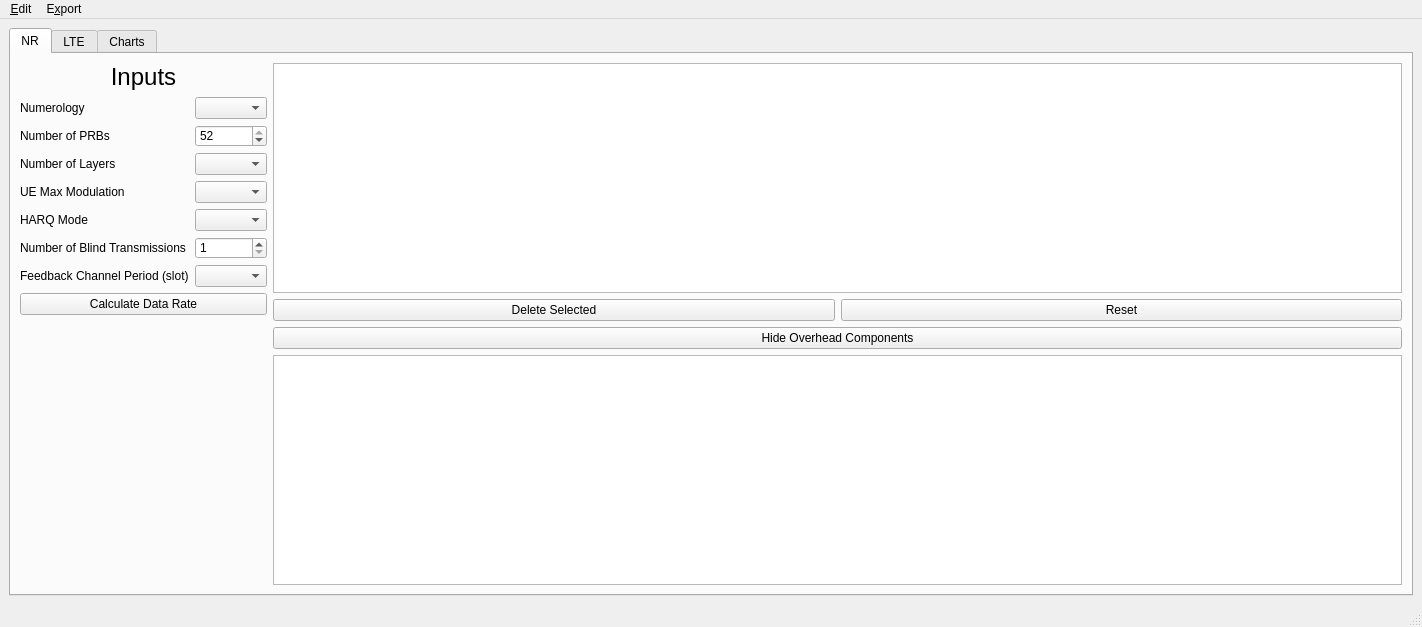
The window that main-window.ui (usnistgov/5G-NR-LTE-Sidelink-Capacity-Estimator) describes before a commit, drawn with Qt 5.
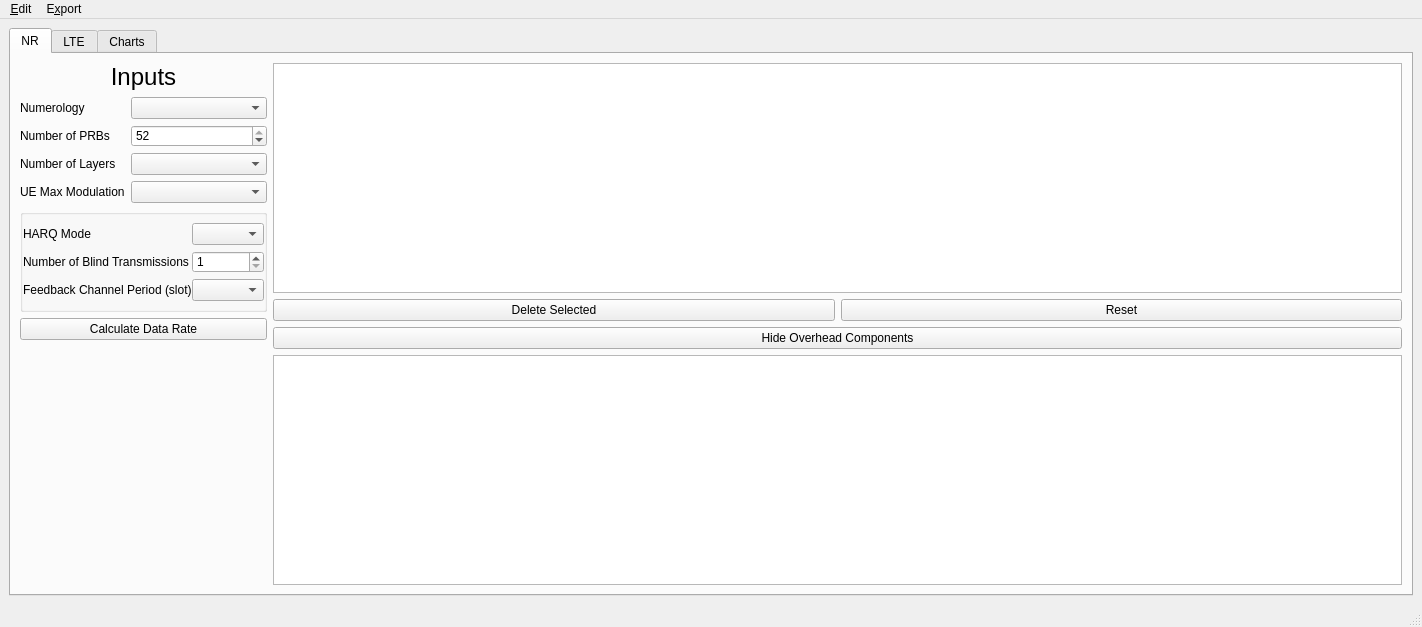
The same window after the commit. Custom widgets are drawn as their Qt base class.

Commit message: Group HARQ items

Diff of the .ui file:
```diff
--- a/main-window.ui
+++ b/main-window.ui
@@ -109,7 +109,33 @@
             <item row="3" column="1">
              <widget class="QComboBox" name="comboModulation"/>
             </item>
-            <item row="4" column="0">
+           </layout>
+          </item>
+          <item>
+           <widget class="QGroupBox" name="grpHarq">
+            <property name="title">
+             <string/>
+            </property>
+            <layout class="QFormLayout" name="formLayout_5">
+             <property name="horizontalSpacing">
+              <number>0</number>
+             </property>
+             <property name="verticalSpacing">
+              <number>6</number>
+             </property>
+             <property name="leftMargin">
+              <number>0</number>
+             </property>
+             <property name="topMargin">
+              <number>8</number>
+             </property>
+             <property name="rightMargin">
+              <number>0</number>
+             </property>
+             <property name="bottomMargin">
+              <number>8</number>
+             </property>
+             <item row="0" column="0">
              <widget class="QLabel" name="lblHarq">
               <property name="toolTip">
                <string>Hybrid Automatic Repeat Request</string>
@@ -119,17 +145,17 @@
               </property>
              </widget>
             </item>
-            <item row="4" column="1">
+             <item row="0" column="1">
              <widget class="QComboBox" name="comboHarq"/>
             </item>
-            <item row="5" column="0">
+             <item row="1" column="0">
              <widget class="QLabel" name="lblBlindTransmissions">
               <property name="text">
                <string>Number of Blind Transmissions</string>
               </property>
              </widget>
             </item>
-            <item row="5" column="1">
+             <item row="1" column="1">
              <widget class="QSpinBox" name="spinBlindTransmissions">
               <property name="minimum">
                <number>1</number>
@@ -139,17 +165,18 @@
               </property>
              </widget>
             </item>
-            <item row="6" column="0">
+             <item row="2" column="0">
              <widget class="QLabel" name="lblFeedbackChannel">
               <property name="text">
                <string>Feedback Channel Period (slot)</string>
               </property>
              </widget>
             </item>
-            <item row="6" column="1">
+             <item row="2" column="1">
              <widget class="QComboBox" name="comboFeedbackChannel"/>
             </item>
            </layout>
+           </widget>
           </item>
           <item>
            <widget class="QPushButton" name="btnCalculate">
```
Lines whose indentation alone changed are shown as unchanged. The commit also changes 1 other file.
